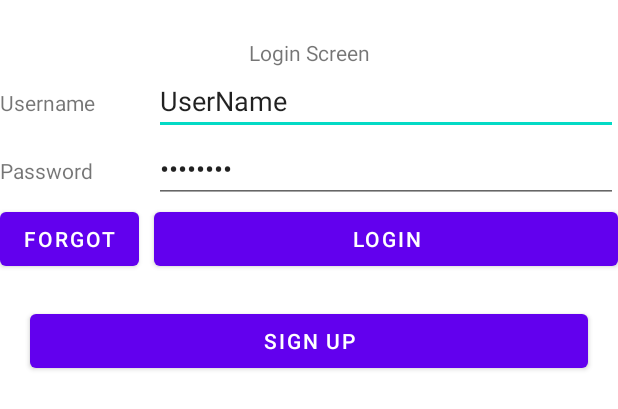
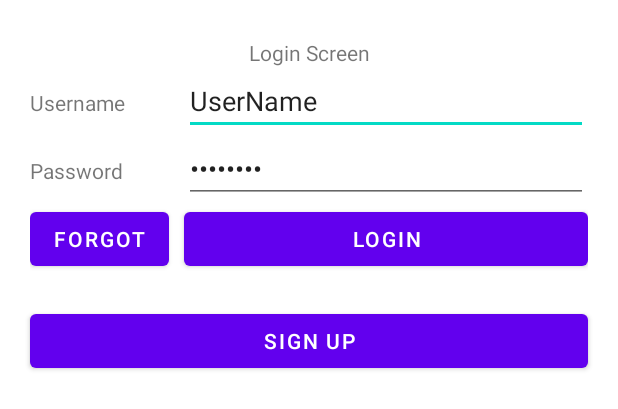
Before and after one commit to youngdeok/aws-cognito-login-ex01, an Android app: the layout activity_login.xml on its own in the app's theme, with its tools: preview values and no code run, on a phone screen of 412 x 824 dp. Shown: the top 409 px of the screen. Run offline under Robolectric (Android 15) with nearby library versions, the phone set to English and light mode, and no system bars.

```diff
--- a/app/src/main/res/layout/activity_login.xml
+++ b/app/src/main/res/layout/activity_login.xml
@@ -1,8 +1,7 @@
 <?xml version="1.0" encoding="utf-8"?>
-<layout xmlns:android="http://schemas.android.com/apk/res/android"
-    xmlns:app="http://schemas.android.com/apk/res-auto"
-    xmlns:tools="http://schemas.android.com/tools"
-    tools:context=".LoginActivity">
+<layout
+    xmlns:android="http://schemas.android.com/apk/res/android"
+    xmlns:tools="http://schemas.android.com/tools">
 
     <data>
         <variable
@@ -21,7 +20,7 @@
         android:layout_width="match_parent"
         android:layout_height="wrap_content"
         android:visibility="gone"
-        tools:layout_margin="20dp">
+        android:layout_margin="20dp">
 
         <TableRow
             android:layout_width="match_parent"
@@ -65,7 +64,7 @@
             <TextView
                 android:layout_width="wrap_content"
                 android:layout_height="wrap_content"
-                android:text="@string/username" />
+                android:text="@string/email" />
 
             <EditText
                 android:id="@+id/edt_register_email"
@@ -111,7 +110,7 @@
                 android:layout_marginStart="10dp"
                 android:onClick="@{login::onClickListener}"
                 android:layout_weight="1"
-                android:text="@string/reset_password" />
+                android:text="@string/register" />
         </TableRow>
 
         <TableRow
@@ -124,7 +123,8 @@
         android:id="@+id/loginContainer"
         android:layout_width="match_parent"
         android:layout_height="wrap_content"
-        tools:layout_margin="20dp">
+        android:layout_marginStart="20dp"
+        android:layout_marginEnd="20dp">
 
         <TableRow
             android:layout_width="match_parent"
@@ -156,8 +156,7 @@
                 android:layout_height="wrap_content"
                 android:layout_marginStart="10dp"
                 android:layout_weight="1"
-                android:ems="10"
-                android:inputType="textPersonName"
+                android:inputType="text"
                 android:lines="1"
                 tools:text="UserName" />
         </TableRow>
@@ -216,7 +215,7 @@
         android:layout_width="match_parent"
         android:layout_height="wrap_content"
         android:visibility="gone"
-        tools:layout_margin="20dp">
+        android:layout_margin="20dp">
 
         <TableRow
             android:layout_width="match_parent"
@@ -301,7 +300,7 @@
         android:layout_width="match_parent"
         android:layout_height="wrap_content"
         android:visibility="gone"
-        tools:layout_margin="20dp">
+        android:layout_margin="20dp">
 
         <TableRow
             android:layout_width="match_parent"
--- a/app/src/main/res/layout/activity_main.xml
+++ b/app/src/main/res/layout/activity_main.xml
@@ -1,8 +1,7 @@
 <?xml version="1.0" encoding="utf-8"?>
 <layout xmlns:android="http://schemas.android.com/apk/res/android"
     xmlns:app="http://schemas.android.com/apk/res-auto"
-    xmlns:tools="http://schemas.android.com/tools"
-    tools:context=".MainActivity">
+    xmlns:tools="http://schemas.android.com/tools">
 
     <data>
         <variable
--- a/app/src/main/res/values/strings.xml
+++ b/app/src/main/res/values/strings.xml
@@ -17,4 +17,6 @@
     <string name="confirm">Confirm</string>
     <string name="resend_code">Resend Code</string>
     <string name="register_title">Register</string>
+    <string name="register">Register</string>
+    <string name="email">Email</string>
 </resources>
```
Also changed, not shown: app/src/main/java/com/youngdeok/aws_cognito_login_ex01/LoginActivity.java (+9 -8 lines), app/src/main/java/com/youngdeok/aws_cognito_login_ex01/MainActivity.java (+4 -7 lines), app/src/main/java/com/youngdeok/aws_cognito_login_ex01/SplashActivity.java (+38 -9 lines).
